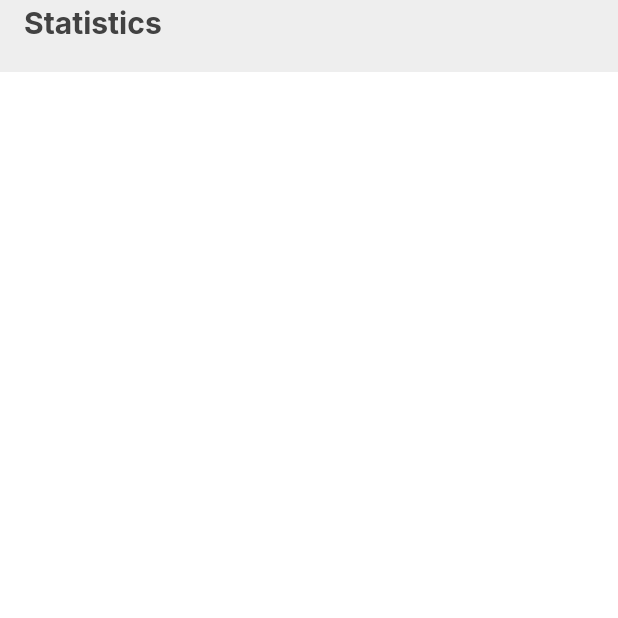
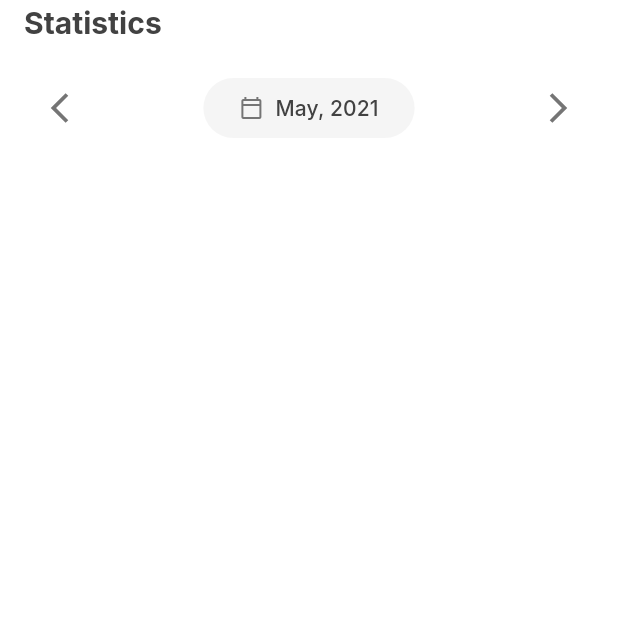
Before and after one commit to MaximDmytruk/kitty, a Flutter app: the StatisticsScreen screen opened directly, on a phone screen of 412 x 824 dp, the top half of it. Run offline on Flutter 3.47's test engine with Material 3 defaults, Android fonts, the phone set to English and light mode, and no system bars; our stand-ins replace flutter_bloc, flutter_localization, flutter_svg, freezed_annotation, google_fonts, local_auth.

Commit message:
create name of screenHeader

```diff
--- a/lib/screens/add_new_screen/add_new_screen.dart
+++ b/lib/screens/add_new_screen/add_new_screen.dart
@@ -6,6 +6,7 @@ import 'package:kitty/widgets/custom_dropdown_menu.dart';
 import 'package:kitty/widgets/custom_status_bar.dart';
 import 'package:kitty/widgets/custom_texfield.dart';
 import 'package:kitty/widgets/header_app_bar.dart';
+// import 'package:kitty/widgets/header_app_bar.dart';
 
 class AddNewScreen extends StatefulWidget {
   const AddNewScreen({super.key});
--- a/lib/screens/setting_screen/screen/setting_screen.dart
+++ b/lib/screens/setting_screen/screen/setting_screen.dart
@@ -3,13 +3,14 @@ import 'package:flutter_bloc/flutter_bloc.dart';
 import 'package:flutter_localization/flutter_localization.dart';
 import 'package:kitty/cubit/user_cubit.dart';
 import 'package:kitty/model/user.dart';
+import 'package:kitty/widgets/name_of_screenHeader.dart';
 
 import 'package:kitty/screens/setting_screen/widgets/settings_options_row.dart';
 import 'package:kitty/styles/colors/colors_app.dart';
 import 'package:kitty/styles/icons/icons_app.dart';
 import 'package:kitty/widgets/custom_status_bar.dart';
 import '../../../localization/app_locale.dart';
-import '../../../widgets/header_app_bar.dart';
+// import '../../../widgets/header_app_bar.dart';
 import '../widgets/user_header_settings.dart';
 
 class SettingScreen extends StatefulWidget {
@@ -49,8 +50,9 @@ class _SettingScreenState extends State<SettingScreen> {
       body: Column(
         children: [
           CustomStatusBar(),
-          HeaderAppBar(
+          NameOfScreenHeader(
             name: AppLocale.settings.getString(context),
+            // color: KittyColors.lightGrey238,
           ),
           BlocBuilder<UserCubit, User?>(
             builder: (context, user) {
--- a/lib/screens/statistics_screen/statistics_screen.dart
+++ b/lib/screens/statistics_screen/statistics_screen.dart
@@ -1,7 +1,9 @@
 import 'package:flutter/material.dart';
 import 'package:flutter_localization/flutter_localization.dart';
 import 'package:kitty/localization/app_locale.dart';
-import 'package:kitty/widgets/header_app_bar.dart';
+import 'package:kitty/widgets/name_of_screenHeader.dart';
+import 'package:kitty/widgets/custom_date_picker_app_bar.dart';
+
 import 'package:kitty/styles/colors/colors_app.dart';
 import 'package:kitty/widgets/custom_status_bar.dart';
 
@@ -20,10 +22,13 @@ class _StatisticsScreenState extends State<StatisticsScreen> {
       body: Column(
         children: [
           CustomStatusBar(),
-          HeaderAppBar(name:  AppLocale.statistics.getString(context),),
+          NameOfScreenHeader(
+            name: AppLocale.statistics.getString(context),
+            color: KittyColors.white,
+          ),
+          CustomDatePickerAppBar(),
         ],
       ),
-
     );
   }
 }
--- a/lib/widgets/header_app_bar.dart
+++ b/lib/widgets/header_app_bar.dart
@@ -4,7 +4,6 @@ import 'package:kitty/styles/font/fontstyle_app.dart';
 
 class HeaderAppBar extends StatelessWidget {
   final String name;
-
   const HeaderAppBar({
     super.key,
     required this.name,
@@ -13,18 +12,12 @@ class HeaderAppBar extends StatelessWidget {
   @override
   Widget build(BuildContext context) {
     return AppBar(
-      toolbarHeight: 48.0,
-      automaticallyImplyLeading: false,
-      backgroundColor: KittyColors.lightGrey238,
-      title: Padding(
-        padding: EdgeInsets.only(bottom: 18.0),
-        child: Text(
-          name,
-          style: interTextStyle(
-            fontSize: 20.0,
-            fontWeight: FontWeight.w700,
-            color: KittyColors.grey66,
-          ),
+      backgroundColor: KittyColors.lightGrey245,
+      title: Text(
+        name,
+        style: interTextStyle(
+          fontSize: 16.0,
+          color: KittyColors.grey66,
         ),
       ),
     );
--- /dev/null
+++ b/lib/widgets/name_of_screenHeader.dart
@@ -0,0 +1,35 @@
+import 'package:flutter/material.dart';
+import 'package:flutter_localization/flutter_localization.dart';
+import 'package:kitty/localization/app_locale.dart';
+import 'package:kitty/styles/colors/colors_app.dart';
+import 'package:kitty/styles/font/fontstyle_app.dart';
+
+class NameOfScreenHeader extends StatelessWidget {
+  final String name;
+  final Color color;
+
+  const NameOfScreenHeader({
+    super.key,
+    required this.name,  this.color = KittyColors.lightGrey238,
+  });
+
+  @override
+  Widget build(BuildContext context) {
+    return AppBar(
+      toolbarHeight: 48.0,
+      automaticallyImplyLeading: false,
+      backgroundColor: color,
+      title: Padding(
+        padding: EdgeInsets.only(bottom: 18.0),
+        child: Text(
+          name,
+          style: interTextStyle(
+            fontSize: 20.0,
+            fontWeight: FontWeight.w700,
+            color: KittyColors.grey66,
+          ),
+        ),
+      ),
+    );
+  }
+}
```
